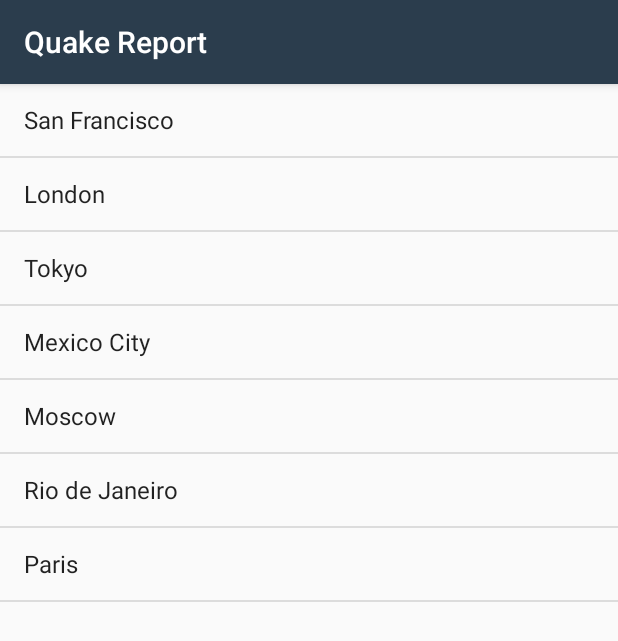
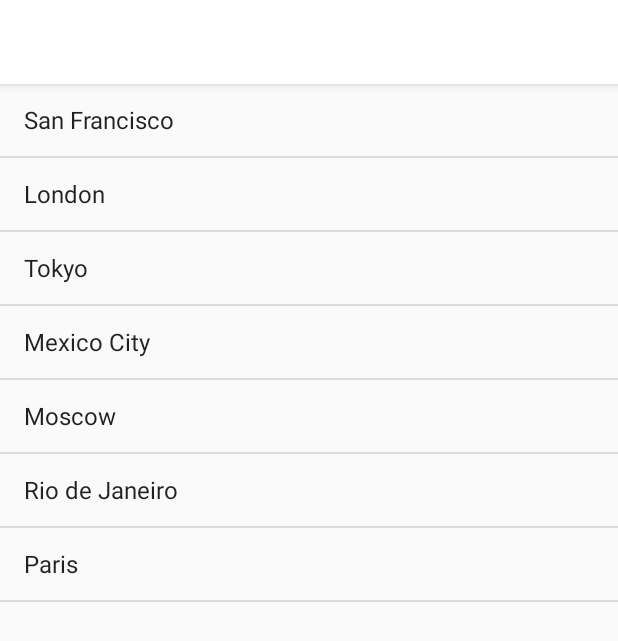
Before and after one commit to R1cs1KING/4th-Semester-Project, an Android app: the screen it shows after launch (EarthquakeActivity), on a phone screen of 412 x 824 dp. Shown: the top 641 px of the screen. Run offline under Robolectric (Android 15) with nearby library versions, the phone set to English and light mode, and no system bars.

Commit message:
color change

```diff
--- a/ud843-QuakeReport-starting-point/app/src/main/res/values/colors.xml
+++ b/ud843-QuakeReport-starting-point/app/src/main/res/values/colors.xml
@@ -15,7 +15,7 @@
 -->
 <resources>
     <!-- Primary color of the app (shown in the app bar) -->
-    <color name="colorPrimary">#2B3D4D</color>
+    <color name="colorPrimary">#FFF</color>
 
     <!-- Primary dark color of the app (shown in the status bar) -->
     <color name="colorPrimaryDark">#23303D</color>
```
